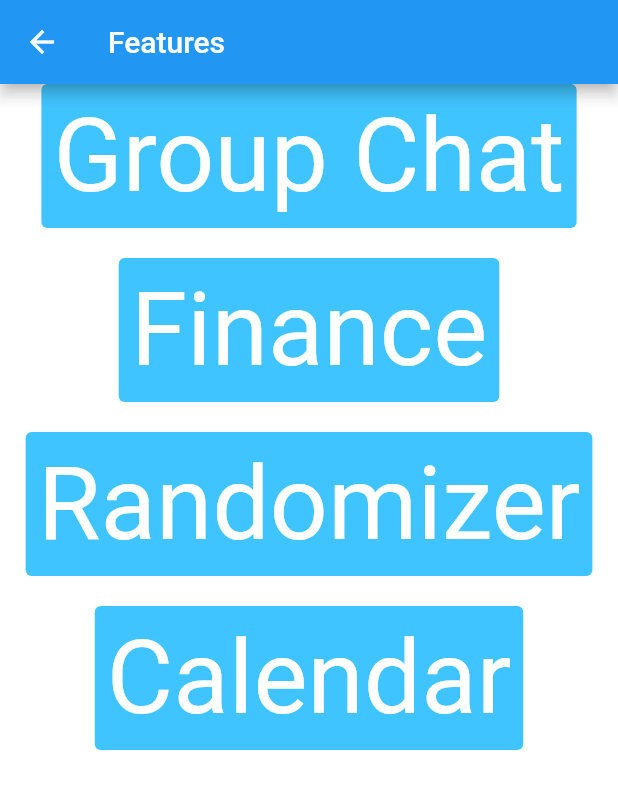
After one commit to shanecalebz/GeTogether, a Flutter app: the GroupFeatureScreen screen opened directly, after a tap on "Finance", on a phone screen of 412 x 824 dp. The commit adds this screen. Shown: the top 789 px of the screen. Run offline on Flutter 3.47's test engine with Material 2 defaults, Android fonts, the phone set to English and light mode, and no system bars; our stand-ins replace cloud_firestore, firebase_auth, firebase_core, firebase_storage, flutter_fortune_wheel, flutter_rating_bar and 3 more; missing offline and left inert: google_place; accounts and stored records are empty.

Commit message:
Randomiser features integrated with group, Added in grp_feature/grp_beforechat screens

```diff
--- a/lib/group_chats/group_chat_screen.dart
+++ b/lib/group_chats/group_chat_screen.dart
@@ -4,6 +4,7 @@ import 'package:flutter/material.dart';
 import '../utils/constants.dart';
 import 'create_group/add_members.dart';
 import 'group_chat_room.dart';
+import 'group_features.dart';
 
 class GroupChatHomeScreen extends StatefulWidget {
   const GroupChatHomeScreen({Key? key}) : super(key: key);
@@ -71,10 +72,13 @@ class _GroupChatHomeScreenState extends State<GroupChatHomeScreen> {
                   return ListTile(
                     onTap: () => Navigator.of(context).push(
                       MaterialPageRoute(
+                        builder: (_) => GroupFeatureScreen(
+                            /*
                         builder: (_) => GroupChatRoom(
                           groupName: groupList[index]['name'],
                           groupChatId: groupList[index]['id'],
-                        ),
+                          */
+                            ),
                       ),
                     ),
                     leading: Icon(Icons.group),
--- /dev/null
+++ b/lib/group_chats/group_features.dart
@@ -0,0 +1,110 @@
+import 'package:cloud_firestore/cloud_firestore.dart';
+import 'package:firebase_auth/firebase_auth.dart';
+import 'package:flutter/material.dart';
+import '../Randomizer/randomizer_home.dart';
+import 'group_beforechat.dart';
+
+class GroupFeatureScreen extends StatefulWidget {
+  const GroupFeatureScreen({Key? key}) : super(key: key);
+
+  @override
+  _GroupFeatureScreenState createState() => _GroupFeatureScreenState();
+}
+
+class _GroupFeatureScreenState extends State<GroupFeatureScreen> {
+  final FirebaseFirestore _firestore = FirebaseFirestore.instance;
+  final FirebaseAuth _auth = FirebaseAuth.instance;
+  bool isLoading = true;
+
+  List groupList = [];
+  @override
+  void initState() {
+    super.initState();
+    getAvailableGroups();
+  }
+
+  void getAvailableGroups() async {
+    String uid = _auth.currentUser!.uid;
+
+    await _firestore
+        .collection('users')
+        .doc(uid)
+        .collection('groups')
+        .get()
+        .then((value) {
+      setState(() {
+        groupList = value.docs;
+        isLoading = false;
+      });
+    });
+  }
+
+  @override
+  Widget build(BuildContext context) {
+    final Size size = MediaQuery.of(context).size;
+
+    return Scaffold(
+        appBar: AppBar(
+          title: Text("Features"),
+        ),
+        body: Container(
+            height: size.height,
+            width: size.width,
+            color: Colors.white,
+            child: Column(
+              children: [
+                TextButton(
+                  onPressed: () => Navigator.of(context).push(
+                    MaterialPageRoute(
+                      builder: (_) => GroupBeforeChatScreen(),
+                    ),
+                  ),
+                  child: Text('Group Chat'),
+                  style: TextButton.styleFrom(
+                      textStyle: TextStyle(fontSize: 68),
+                      primary: Colors.white,
+                      backgroundColor: Colors.lightBlueAccent),
+                ),
+                Padding(
+                  padding: const EdgeInsets.only(top: 20),
+                ),
+                TextButton(
+                  onPressed: () {
+                    print('you clicked me');
+                  },
+                  child: Text('Finance'),
+                  style: TextButton.styleFrom(
+                      textStyle: TextStyle(fontSize: 68),
+                      primary: Colors.white,
+                      backgroundColor: Colors.lightBlueAccent),
+                ),
+                Padding(
+                  padding: const EdgeInsets.only(top: 20),
+                ),
+                TextButton(
+                  onPressed: () => Navigator.of(context).push(
+                    MaterialPageRoute(builder: (_) => RandomizerHome()),
+                  ),
+                  child: Text('Randomizer'),
+                  style: TextButton.styleFrom(
+                      textStyle: TextStyle(fontSize: 68),
+                      primary: Colors.white,
+                      backgroundColor: Colors.lightBlueAccent),
+                ),
+                Padding(
+                  padding: const EdgeInsets.only(top: 20),
+                ),
+                TextButton(
+                  onPressed: () {
+                    print('you clicked me');
+                  },
+                  child: Text('Calendar'),
+                  style: TextButton.styleFrom(
+                      textStyle: TextStyle(fontSize: 68),
+                      primary: Colors.white,
+                      backgroundColor: Colors.lightBlueAccent),
+                ),
+              ],
+            )));
+  }
+}
```
Also changed, not shown: lib/group_chats/group_beforechat.dart (added, +76 -0 lines).
